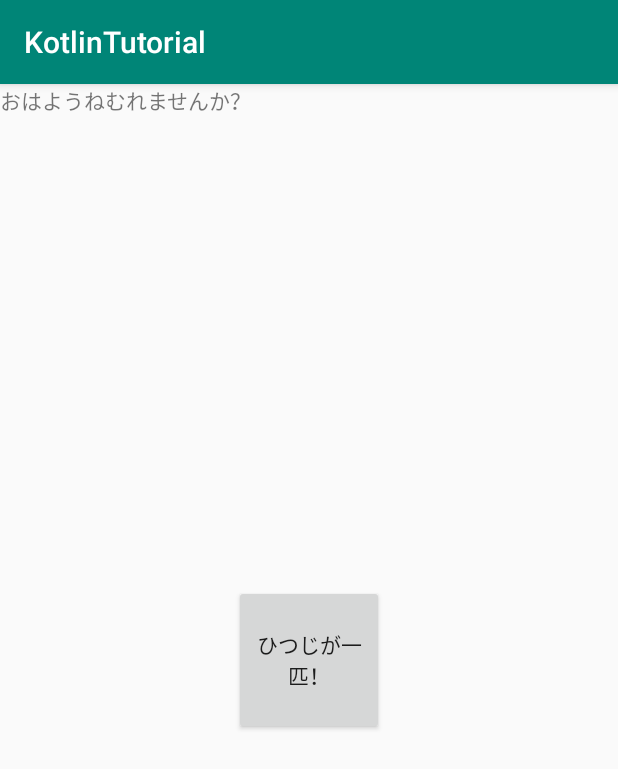
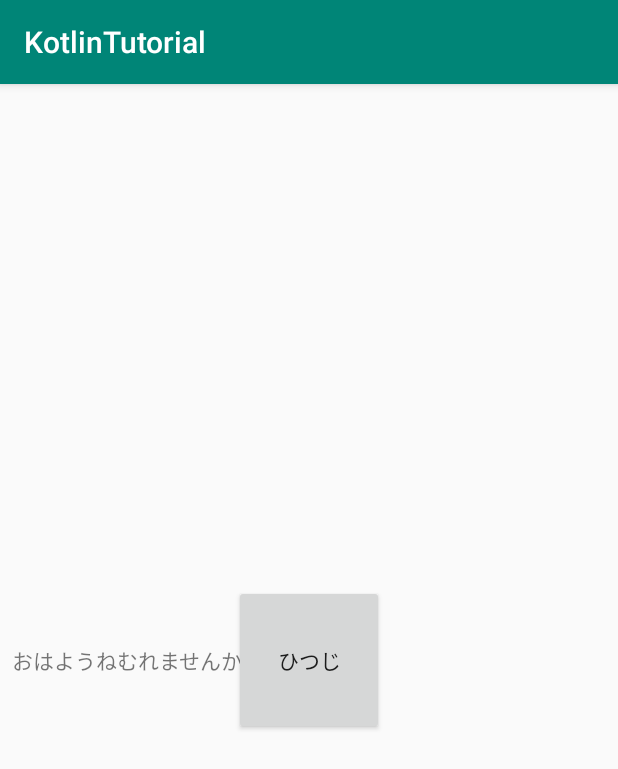
Before and after one commit to yyh-gl/android-kotlin-tutorial, an Android app: the screen it shows after launch (MainActivity), on a phone screen of 412 x 824 dp. Shown: the top 769 px of the screen. Run offline under Robolectric (Android 15) with nearby library versions, the phone set to English and light mode, and no system bars.

Commit message:
@string問題解決 & IDEのエラー表示を全て解決

```diff
--- a/app/src/main/res/layout/activity_main.xml
+++ b/app/src/main/res/layout/activity_main.xml
@@ -11,10 +11,13 @@
     <TextView android:id="@+id/textview"
               android:text="@+string/hello_world"
               android:layout_width="wrap_content"
-              android:layout_height="wrap_content" />
+              android:layout_height="wrap_content"
+              android:layout_marginEnd="8dp" app:layout_constraintStart_toStartOf="parent"
+              android:layout_marginStart="8dp" android:layout_marginTop="8dp" app:layout_constraintTop_toTopOf="parent"
+              android:layout_marginBottom="8dp" app:layout_constraintBottom_toBottomOf="parent"/>
 
     <Button android:id="@+id/button"
-            android:text="ひつじが一匹！"
+            android:text="@string/default_sheep"
             android:layout_width="100dp"
             android:layout_height="100dp"
             app:layout_constraintEnd_toEndOf="parent"
--- a/app/src/main/res/values/strings.xml
+++ b/app/src/main/res/values/strings.xml
@@ -1,3 +1,4 @@
 <resources>
     <string name="app_name">KotlinTutorial</string>
+    <string name="default_sheep">ひつじ</string>
 </resources>
```
